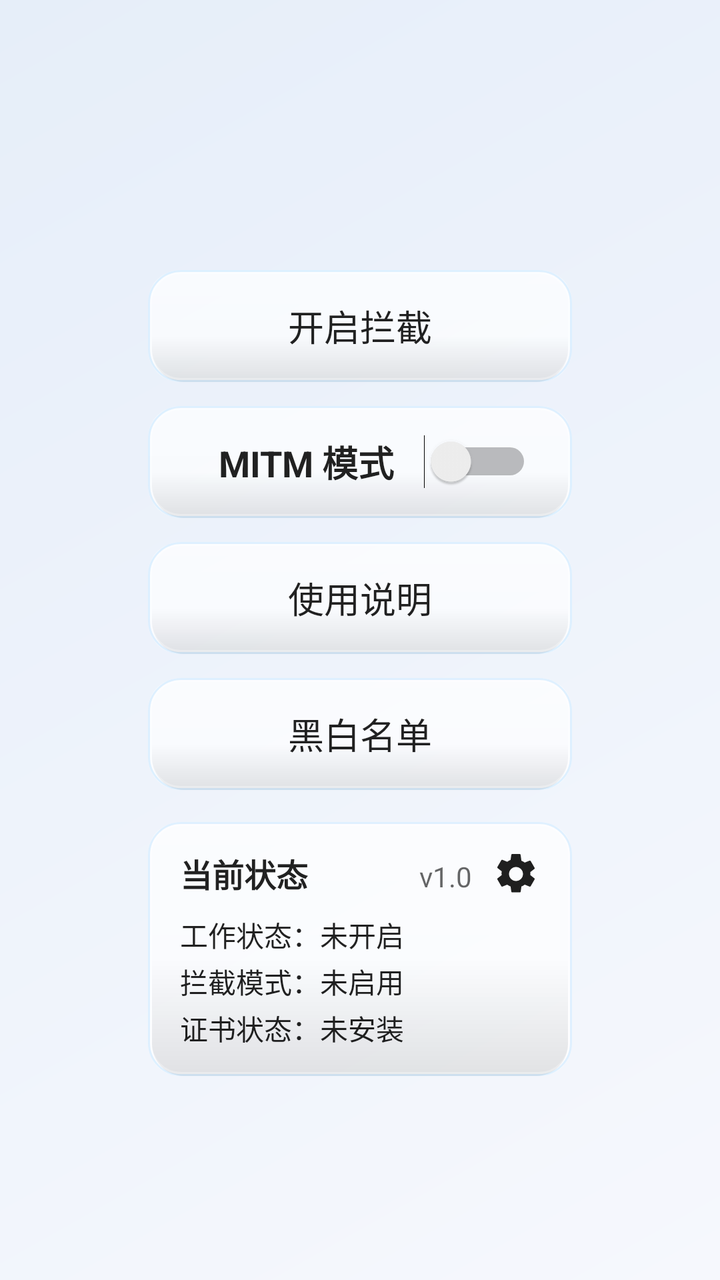
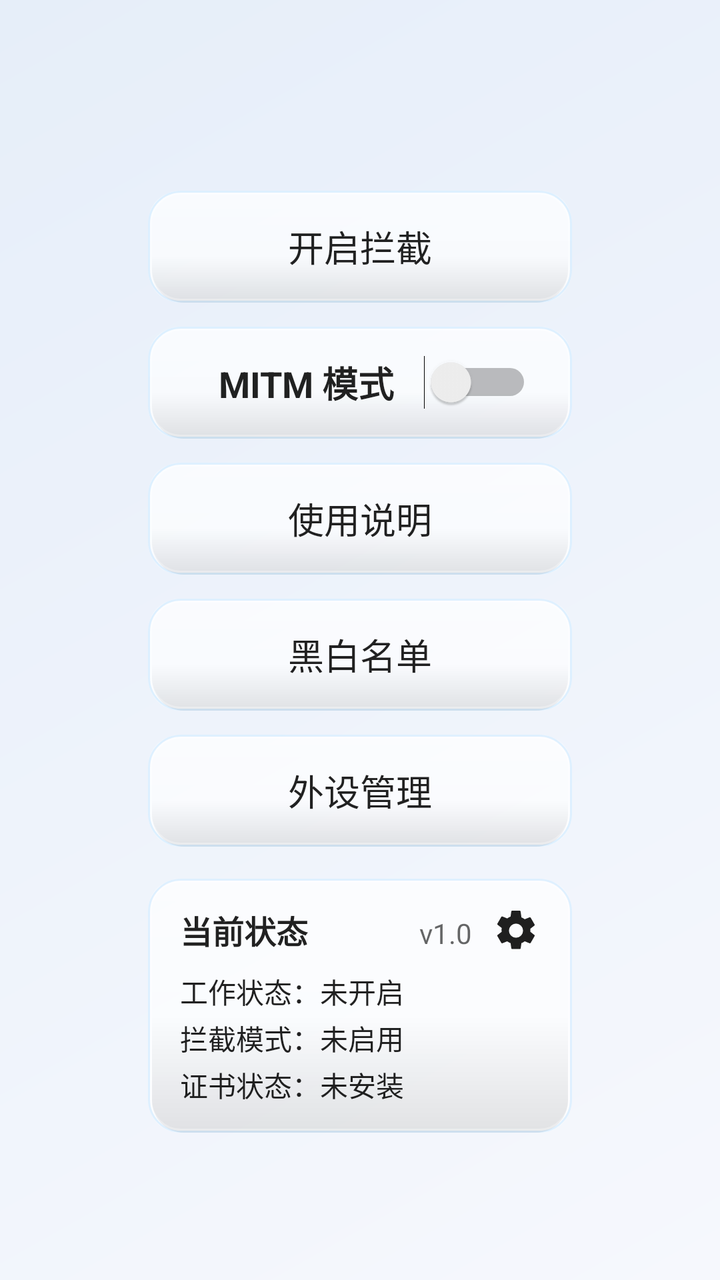

The first picture is an Android layout as it rendered before a commit; the second is the same layout after the commit. The layout source and the unified diff follow.
<!-- AndroidManifest.xml: application theme Theme.HanFengAdBlock -->
<!-- res/layout/fragment_home.xml -->
<?xml version="1.0" encoding="utf-8"?>
<FrameLayout xmlns:android="http://schemas.android.com/apk/res/android"
    xmlns:app="http://schemas.android.com/apk/res-auto"
    android:layout_width="match_parent"
    android:layout_height="match_parent">

    <ImageView
        android:id="@+id/homeBackground"
        android:layout_width="match_parent"
        android:layout_height="match_parent"
        android:contentDescription="主界面背景图"
        android:scaleType="centerCrop"
        android:src="@drawable/bg_fallback_home" />

        <androidx.constraintlayout.widget.ConstraintLayout
            android:id="@+id/homeContent"
            android:layout_width="match_parent"
            android:layout_height="match_parent"
            android:padding="@dimen/page_horizontal_padding">

        <LinearLayout
            android:id="@+id/homeButtons"
            android:layout_width="match_parent"
            android:layout_height="wrap_content"
            android:gravity="center_horizontal"
            android:orientation="vertical"
            app:layout_constraintBottom_toBottomOf="parent"
            app:layout_constraintTop_toTopOf="parent"
            app:layout_constraintVertical_bias="0.58">

            <Button
                android:id="@+id/btnToggle"
                android:layout_width="@dimen/home_button_max_width"
                android:layout_height="@dimen/home_button_height"
                android:layout_marginBottom="12dp"
                android:background="@drawable/bg_panel"
                android:backgroundTint="@null"
                android:minWidth="120dp"
                android:paddingHorizontal="@dimen/home_button_horizontal_padding"
                android:text="开启拦截"
                android:textAllCaps="false"
                android:textColor="@color/hf_text_primary"
                android:textSize="18sp" />

            <LinearLayout
                android:layout_width="@dimen/home_button_max_width"
                android:layout_height="@dimen/home_button_height"
                android:layout_marginBottom="12dp"
                android:background="@drawable/bg_panel"
                android:gravity="center_vertical"
                android:orientation="horizontal"
                android:paddingHorizontal="@dimen/home_button_horizontal_padding">

                <TextView
                    android:layout_width="0dp"
                    android:layout_height="wrap_content"
                    android:layout_weight="1"
                    android:gravity="center_horizontal"
                    android:text="MITM 模式"
                    android:textColor="@color/hf_text_primary"
                    android:textSize="18sp"
                    android:textStyle="bold" />

                <Switch
                    android:id="@+id/switchHttpDecrypt"
                    android:layout_width="wrap_content"
                    android:layout_height="wrap_content"
                    android:checked="false"
                    android:showText="false" />

            </LinearLayout>

            <Button
                android:id="@+id/btnGuide"
                android:layout_width="@dimen/home_button_max_width"
                android:layout_height="@dimen/home_button_height"
                android:layout_marginBottom="12dp"
                android:background="@drawable/bg_panel"
                android:backgroundTint="@null"
                android:minWidth="120dp"
                android:paddingHorizontal="@dimen/home_button_horizontal_padding"
                android:text="使用说明"
                android:textAllCaps="false"
                android:textColor="@color/hf_text_primary"
                android:textSize="18sp" />

            <Button
                android:id="@+id/btnWhitelist"
                android:layout_width="@dimen/home_button_max_width"
                android:layout_height="@dimen/home_button_height"
                android:layout_marginBottom="12dp"
                android:background="@drawable/bg_panel"
                android:backgroundTint="@null"
                android:minWidth="120dp"
                android:paddingHorizontal="@dimen/home_button_horizontal_padding"
                android:text="黑白名单"
                android:textAllCaps="false"
                android:textColor="@color/hf_text_primary"
                android:textSize="18sp" />

        <LinearLayout
            android:id="@+id/homeStatusCard"
            android:layout_width="@dimen/home_button_max_width"
            android:layout_height="wrap_content"
            android:layout_marginTop="4dp"
                android:background="@drawable/bg_panel"
                android:orientation="vertical"
                android:paddingHorizontal="16dp"
                android:paddingVertical="14dp">

                <LinearLayout
                    android:layout_width="match_parent"
                    android:layout_height="wrap_content"
                    android:layout_marginBottom="8dp"
                    android:orientation="horizontal">

                    <TextView
                        android:layout_width="0dp"
                        android:layout_height="wrap_content"
                        android:layout_weight="1"
                        android:text="当前状态"
                        android:textColor="@color/hf_text_primary"
                        android:textSize="16sp"
                        android:textStyle="bold" />

                    <TextView
                        android:id="@+id/textVersion"
                        android:layout_width="wrap_content"
                        android:layout_height="wrap_content"
                        android:text="v1.0"
                        android:textColor="@color/hf_text_secondary"
                        android:textSize="14sp" />

                    <ImageView
                        android:id="@+id/btnSettings"
                        android:layout_width="24dp"
                        android:layout_height="24dp"
                        android:layout_marginStart="10dp"
                        android:contentDescription="设置"
                        android:src="@drawable/ic_settings_24" />
                </LinearLayout>

                <TextView
                    android:id="@+id/textHomeStatus"
                    android:layout_width="match_parent"
                    android:layout_height="wrap_content"
                    android:lineSpacingExtra="3dp"
                    android:text="工作状态：未开启\n拦截模式：未启用\n证书状态：未安装"
                    android:textColor="@color/hf_text_primary"
                    android:textSize="14sp" />

            </LinearLayout>
        </LinearLayout>
    </androidx.constraintlayout.widget.ConstraintLayout>
</FrameLayout>
<!-- resources referenced by this layout -->
<resources>
  <color name="hf_text_primary">#DE000000</color>
  <color name="hf_text_secondary">#99000000</color>
  <dimen name="home_button_height">56dp</dimen>
  <dimen name="home_button_horizontal_padding">20dp</dimen>
  <dimen name="home_button_max_width">212dp</dimen>
  <dimen name="page_horizontal_padding">16dp</dimen>
  <!-- drawable bg_fallback_home (drawable) -->
  <?xml version="1.0" encoding="utf-8"?>
  <shape xmlns:android="http://schemas.android.com/apk/res/android">
      <gradient
          android:angle="135"
          android:endColor="#FFE6EEF9"
          android:startColor="#FFF6F8FD" />
  </shape>
  <color name="hf_glass_inner_shadow">#1A000000</color>
  <color name="hf_glass_stroke">#57A6D8FF</color>
  <color name="hf_brand_primary">#FF3367D6</color>
  <color name="hf_brand_primary_dark">#FF1A4FA0</color>
  <color name="hf_brand_accent">#FF00BFA5</color>
  <color name="hf_button_primary_text">#FFFFFFFF</color>
  <color name="hf_surface">#AEFFFFFF</color>
  <style name="Widget.HanFeng.Button" parent="Widget.AppCompat.Button">
          <item name="android:background">@drawable/bg_panel</item>
          <item name="android:backgroundTint">@null</item>
          <item name="backgroundTint">@null</item>
          <item name="android:textColor">@color/hf_text_primary</item>
          <item name="android:textAllCaps">false</item>
          <item name="android:minHeight">0dp</item>
          <item name="android:minWidth">0dp</item>
          <item name="android:paddingLeft">16dp</item>
          <item name="android:paddingRight">16dp</item>
      </style>
  <style name="Widget.HanFeng.MaterialButton" parent="Widget.Material3.Button">
          <item name="android:background">@drawable/bg_panel</item>
          <item name="android:backgroundTint">@null</item>
          <item name="backgroundTint">@null</item>
          <item name="android:textColor">@color/hf_text_primary</item>
          <item name="android:textAllCaps">false</item>
          <item name="cornerRadius">16dp</item>
      </style>
  <color name="hf_glass_mid">#B8FFFFFF</color>
  <style name="HanFengDialogAnimation">
          <item name="android:windowEnterAnimation">@anim/dialog_enter</item>
          <item name="android:windowExitAnimation">@anim/dialog_exit</item>
      </style>
  <style name="Widget.HanFeng.DialogButton.Negative" parent="Widget.Material3.Button.TextButton.Dialog">
          <item name="android:background">@drawable/bg_button_default</item>
          <item name="android:textColor">@color/hf_text_primary</item>
          <item name="android:textStyle">normal</item>
          <item name="android:textAllCaps">false</item>
          <item name="android:minHeight">44dp</item>
          <item name="android:minWidth">96dp</item>
          <item name="android:paddingLeft">20dp</item>
          <item name="android:paddingRight">20dp</item>
          <item name="android:insetLeft">0dp</item>
          <item name="android:insetRight">0dp</item>
          <item name="android:insetTop">0dp</item>
          <item name="android:insetBottom">0dp</item>
      </style>
  <style name="Widget.HanFeng.DialogButton.Neutral" parent="Widget.Material3.Button.TextButton.Dialog">
          <item name="android:background">@drawable/bg_button_default</item>
          <item name="android:textColor">@color/hf_text_primary</item>
          <item name="android:textAllCaps">false</item>
          <item name="android:minHeight">44dp</item>
          <item name="android:minWidth">96dp</item>
          <item name="android:paddingLeft">20dp</item>
          <item name="android:paddingRight">20dp</item>
          <item name="android:insetLeft">0dp</item>
          <item name="android:insetRight">0dp</item>
          <item name="android:insetTop">0dp</item>
          <item name="android:insetBottom">0dp</item>
      </style>
  <color name="hf_glass_primary_mid">#FF3D74E0</color>
  <color name="hf_glass_primary_bottom">#FF2A5BC7</color>
  <color name="hf_glass_primary_top">#FF5B8DF0</color>
  <!-- unchanged entries left out for length: 8 -->
</resources>

<!-- the commit's change to res/layout/fragment_home.xml (unified diff, before → after) -->
@@ -98,6 +98,20 @@
                 android:textColor="@color/hf_text_primary"
                 android:textSize="18sp" />
 
+            <Button
+                android:id="@+id/btnPeripheral"
+                android:layout_width="@dimen/home_button_max_width"
+                android:layout_height="@dimen/home_button_height"
+                android:layout_marginBottom="12dp"
+                android:background="@drawable/bg_panel"
+                android:backgroundTint="@null"
+                android:minWidth="120dp"
+                android:paddingHorizontal="@dimen/home_button_horizontal_padding"
+                android:text="外设管理"
+                android:textAllCaps="false"
+                android:textColor="@color/hf_text_primary"
+                android:textSize="18sp" />
+
         <LinearLayout
             android:id="@+id/homeStatusCard"
             android:layout_width="@dimen/home_button_max_width"
